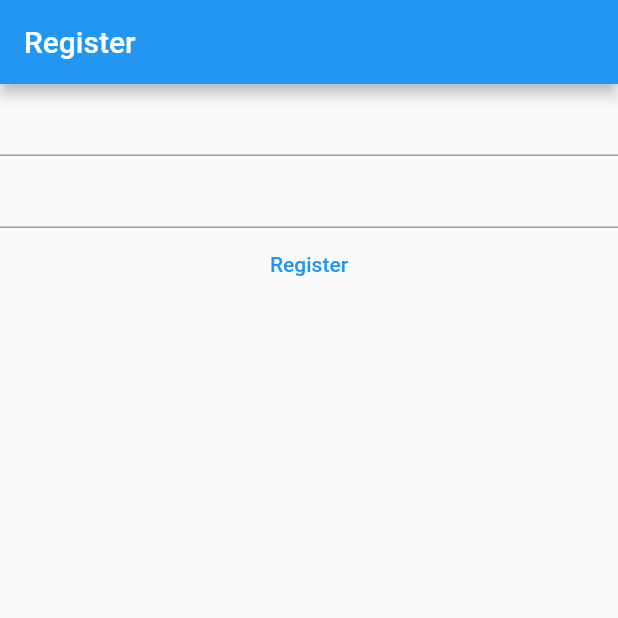
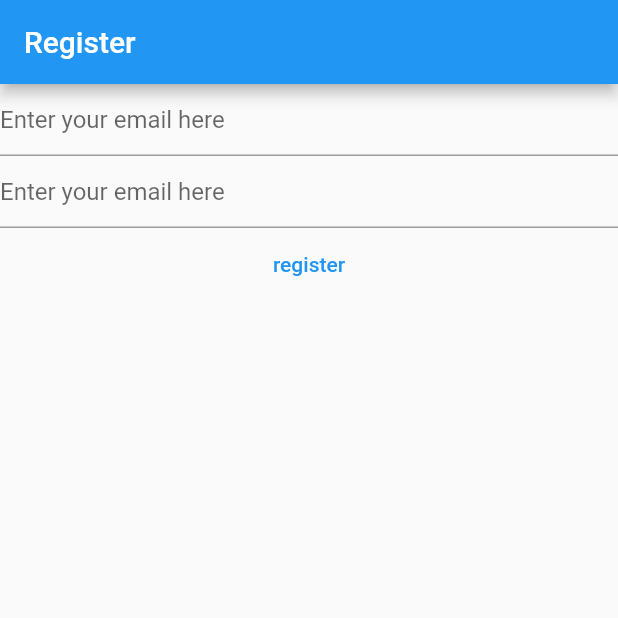
Before and after one commit to ArnavBharti/LearningFlutter, a Flutter app: the screen it shows after launch, on a phone screen of 412 x 824 dp, the top half of it. Run offline on Flutter 3.47's test engine with Material 2 defaults, Android fonts, the phone set to English and light mode, and no system bars; our stand-ins replace firebase_auth, firebase_core; accounts and stored records are empty.

Commit message:
Forgot to commit

```diff
--- a/projects/quicknotes/lib/main.dart
+++ b/projects/quicknotes/lib/main.dart
@@ -1,6 +1,10 @@
+import 'package:firebase_auth/firebase_auth.dart';
 import 'package:flutter/material.dart';
+import 'package:firebase_core/firebase_core.dart';
+import 'firebase_options.dart';
 
 void main() {
+  WidgetsFlutterBinding.ensureInitialized();
   runApp(
     MaterialApp(
       title: 'Flutter Demo',
@@ -13,28 +17,73 @@ void main() {
 }
 
 class HomePage extends StatefulWidget {
-  const HomePage({super.key});
+  const HomePage({Key? key}) : super(key: key);
 
   @override
   State<HomePage> createState() => _HomePageState();
 }
 
 class _HomePageState extends State<HomePage> {
+  late final TextEditingController _email;
+  late final TextEditingController _password;
+
+  @override
+  void initState() {
+    _email = TextEditingController();
+    _password = TextEditingController();
+    super.initState();
+  }
+
+  @override
+  void dispose() {
+    _email.dispose();
+    _password.dispose();
+    super.dispose();
+  }
+
   @override
   Widget build(BuildContext context) {
     return Scaffold(
       appBar: AppBar(
         title: const Text('Register'),
       ),
-      body: Column(
-        children: [
-          TextField(),
-          TextField(),
-          TextButton(
-            onPressed: () async {},
-            child: const Text('Register'),
-          ),
-        ],
+      body: FutureBuilder(
+        future: Firebase.initializeApp(
+          options: DefaultFirebaseOptions.currentPlatform,
+        ),
+        builder: ((context, snapshot) {
+          return Column(
+            children: [
+              TextField(
+                controller: _email,
+                enableSuggestions: false,
+                autocorrect: false,
+                keyboardType: TextInputType.emailAddress,
+                decoration:
+                    const InputDecoration(hintText: 'Enter your email here'),
+              ),
+              TextField(
+                controller: _password,
+                enableSuggestions: false,
+                autocorrect: false,
+                obscureText: true,
+                decoration:
+                    const InputDecoration(hintText: 'Enter your email here'),
+              ),
+              TextButton(
+                onPressed: () async {
+                  final email = _email.text;
+                  final password = _password.text;
+                  final UserCredential = await FirebaseAuth.instance
+                      .createUserWithEmailAndPassword(
+                          email: email, password: password);
+                  print(UserCredential);
+                },
+                child: const Text('register'),
+              )
+            ],
+          );
+        }),
       ),
     );
   }
```
Also changed, not shown: 1 other file.
